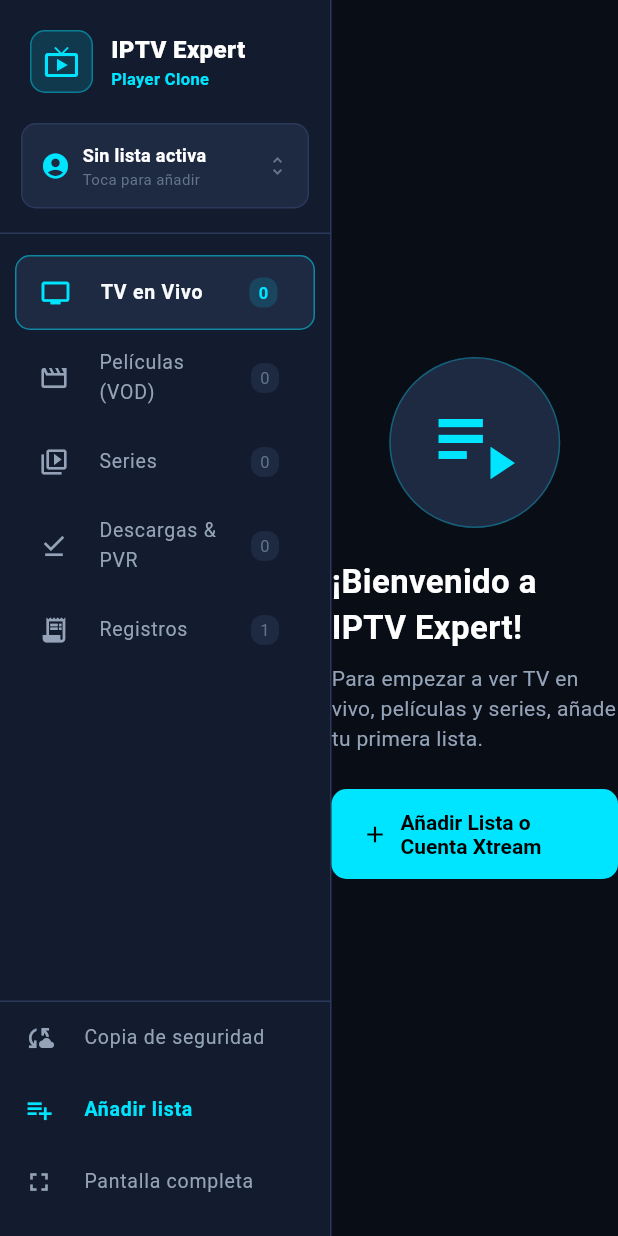
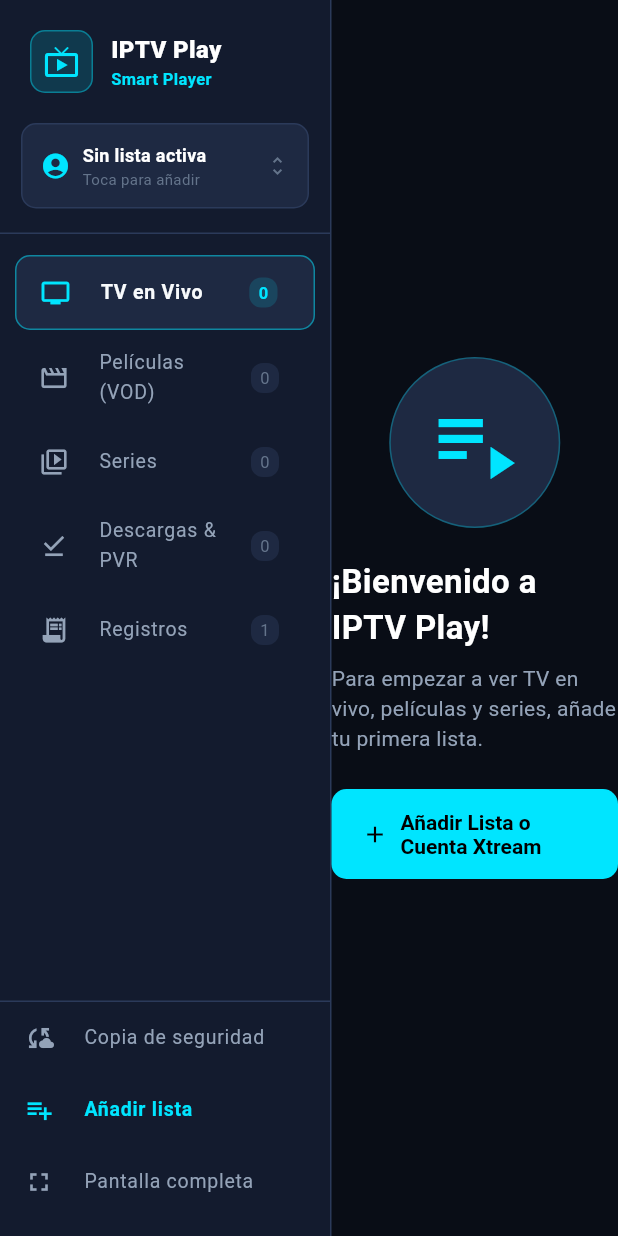
Before and after one commit to arnovo/iptvplay, a Flutter app: the screen it shows after launch, on a phone screen of 412 x 824 dp. Run offline on Flutter 3.47's test engine with Material 3 defaults, Android fonts, the phone set to English and light mode, and no system bars; our stand-ins replace dio, file_picker, shared_preferences; missing offline and left inert: media_kit, media_kit_video, window_manager; accounts and stored records are empty; Roboto replaces fonts that are missing (-apple-system).

Commit message:
chore: rename application to IPTV Play across macOS, iOS, Android, and Flutter UI

```diff
--- a/lib/main.dart
+++ b/lib/main.dart
@@ -44,7 +44,7 @@
   @override
   Widget build(BuildContext context) {
     return MaterialApp(
-      title: 'IPTV Expert',
+      title: 'IPTV Play',
       debugShowCheckedModeBanner: false,
       theme: AppTheme.darkTheme,
       home: const HomeShellScreen(),
--- a/lib/services/backup_service.dart
+++ b/lib/services/backup_service.dart
@@ -30,7 +30,7 @@
 
   Map<String, dynamic> toJson() => {
         'version': version,
-        'app': 'IPTV Expert Clone',
+        'app': 'IPTV Play',
         'exportedAt': exportedAt.toIso8601String(),
         'profiles': profiles.map((p) => p.toJson()).toList(),
         'activeProfileId': activeProfileId,
--- a/lib/services/catchup_service.dart
+++ b/lib/services/catchup_service.dart
@@ -8,7 +8,7 @@
     BaseOptions(
       connectTimeout: const Duration(seconds: 15),
       headers: {
-        'User-Agent': 'IPTVExpert/1.0.0 (Darwin; Apple Silicon)',
+        'User-Agent': 'IPTVPlay/1.0.0 (Darwin; Apple Silicon)',
       },
     ),
   );
--- a/lib/services/download_service.dart
+++ b/lib/services/download_service.dart
@@ -12,7 +12,7 @@
     BaseOptions(
       connectTimeout: const Duration(seconds: 15),
       headers: {
-        'User-Agent': 'IPTVExpert/1.0.0 (Darwin; Apple Silicon)',
+        'User-Agent': 'IPTVPlay/1.0.0 (Darwin; Apple Silicon)',
       },
     ),
   );
--- a/lib/services/epg_service.dart
+++ b/lib/services/epg_service.dart
@@ -11,7 +11,7 @@
       connectTimeout: const Duration(seconds: 20),
       receiveTimeout: const Duration(seconds: 40),
       headers: {
-        'User-Agent': 'IPTVExpert/1.0.0 (Darwin; Apple Silicon)',
+        'User-Agent': 'IPTVPlay/1.0.0 (Darwin; Apple Silicon)',
       },
       responseType: ResponseType.bytes,
     ),
--- a/lib/services/local_stream_server.dart
+++ b/lib/services/local_stream_server.dart
@@ -119,7 +119,7 @@
       final dio = Dio(
         BaseOptions(
           headers: {
-            'User-Agent': 'IPTVExpert/1.0.0 (Darwin; Apple Silicon)',
+            'User-Agent': 'IPTVPlay/1.0.0 (Darwin; Apple Silicon)',
             'Accept': '*/*',
           },
           responseType: ResponseType.stream,
@@ -163,7 +163,7 @@
 <html>
 <head>
   <meta charset="utf-8">
-  <title>IPTV Expert LAN Stream</title>
+  <title>IPTV Play LAN Stream</title>
   <style>
     body { font-family: -apple-system, sans-serif; background: #0f172a; color: #f8fafc; padding: 40px; text-align: center; }
     h1 { color: #00e5ff; }
--- a/lib/services/log_service.dart
+++ b/lib/services/log_service.dart
@@ -42,7 +42,7 @@
     log(
       level: LogLevel.info,
       category: LogCategory.system,
-      message: 'IPTV Expert iniciado',
+      message: 'IPTV Play iniciado',
       details: 'OS: ${Platform.operatingSystem} (${Platform.version})',
     );
   }
@@ -112,7 +112,7 @@
 
   String exportFormattedText() {
     final buffer = StringBuffer();
-    buffer.writeln('=== REGISTROS DE SISTEMA IPTV EXPERT ===');
+    buffer.writeln('=== REGISTROS DE SISTEMA IPTV PLAY ===');
     buffer.writeln('Fecha de exportación: ${DateTime.now().toIso8601String()}');
     buffer.writeln('Total de registros: ${_logs.length}\n');
 
--- a/lib/ui/screens/home_shell_screen.dart
+++ b/lib/ui/screens/home_shell_screen.dart
@@ -97,11 +97,11 @@
                         crossAxisAlignment: CrossAxisAlignment.start,
                         children: [
                           Text(
-                            'IPTV Expert',
+                            'IPTV Play',
                             style: TextStyle(fontWeight: FontWeight.w900, fontSize: 16),
                           ),
                           Text(
-                            'Player Clone',
+                            'Smart Player',
                             style: TextStyle(color: AppTheme.primary, fontSize: 11, fontWeight: FontWeight.bold),
                           ),
                         ],
@@ -330,7 +330,7 @@
             ),
             const SizedBox(height: 20),
             const Text(
-              '¡Bienvenido a IPTV Expert!',
+              '¡Bienvenido a IPTV Play!',
               style: TextStyle(fontSize: 22, fontWeight: FontWeight.bold),
             ),
             const SizedBox(height: 8),
```
Also changed, not shown: 5 other files.
